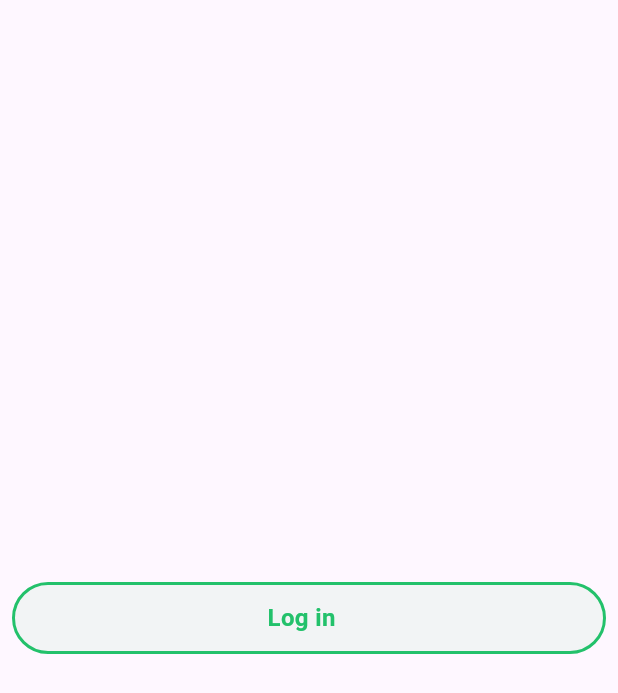
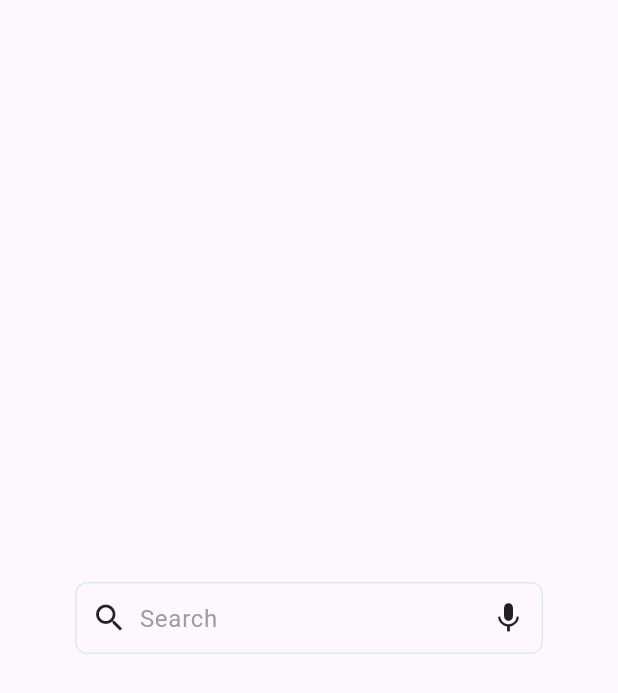
Before and after one commit to dzDev01/plant_store, a Flutter app: the screen it shows after launch, on a phone screen of 412 x 824 dp. Shown: the top 693 px of the screen. Run offline on Flutter 3.47's test engine with Material 3 defaults, Android fonts, the phone set to English and light mode, and no system bars.

Commit message:
- Create Input Field Widget

```diff
--- a/lib/presentation/screens/home_screen.dart
+++ b/lib/presentation/screens/home_screen.dart
@@ -1,6 +1,7 @@
 import 'package:flutter/material.dart';
 import 'package:plant_store/constants/app_colors.dart';
 import 'package:plant_store/presentation/widgets/app_button_widget.dart';
+import 'package:plant_store/presentation/widgets/app_input_field_widget.dart';
 
 class HomeScreen extends StatefulWidget {
   HomeScreen({Key? key}) : super(key: key);
@@ -12,6 +13,8 @@ class HomeScreen extends StatefulWidget {
 }
 
 class _HomeScreenState extends State<HomeScreen> {
+  final TextEditingController controller = TextEditingController();
+
   @override
   void initState() {
     super.initState();
@@ -26,14 +29,13 @@ class _HomeScreenState extends State<HomeScreen> {
   Widget build(BuildContext context) {
     return Scaffold(
       body: Padding(
-        padding: const EdgeInsets.all(8.0),
+        padding: const EdgeInsets.all(50),
         child: Center(
-          child: AppButtonWidget(
-            buttonColor: AppColors.appGrey,
-            title: "Log in",
-            titleColor: AppColors.appGreen500,
-            useBorder: true,
-            onTap: () {},
+          child: AppInputFieldWidget(
+            hint: "Search",
+            controller: controller,
+            leading: Icon(Icons.search),
+            action: Icon(Icons.mic),
           ),
         ),
       ),
--- /dev/null
+++ b/lib/presentation/widgets/app_input_field_widget.dart
@@ -0,0 +1,53 @@
+import 'package:flutter/material.dart';
+import 'package:flutter/services.dart';
+import 'package:plant_store/constants/app_colors.dart';
+
+class AppInputFieldWidget extends StatelessWidget {
+  final String hint;
+  final TextEditingController controller;
+  final Widget? leading;
+  final Widget? action;
+
+  AppInputFieldWidget({
+    Key? key,
+    required this.hint,
+    this.leading,
+    this.action,
+    required this.controller,
+  }) : super(key: key);
+
+  @override
+  Widget build(BuildContext context) {
+    return Container(
+      width: double.infinity,
+      height: 48,
+      padding: const EdgeInsets.symmetric(horizontal: 10),
+      decoration: BoxDecoration(
+        border: Border.all(color: AppColors.appGreen100),
+        borderRadius: BorderRadius.circular(8),
+      ),
+      child: Row(
+        children: [
+          leading == null ? Container() : leading!,
+          const SizedBox(width: 8),
+          Expanded(
+            child: TextField(
+              controller: controller,
+              cursorColor: AppColors.appGrey,
+              decoration: InputDecoration(
+                border: InputBorder.none,
+                hintText: hint,
+                hintStyle: TextStyle(
+                  fontSize: 16,
+                  color: Colors.grey.shade500,
+                  fontWeight: FontWeight.w400,
+                ),
+              ),
+            ),
+          ),
+          action == null ? Container() : action!,
+        ],
+      ),
+    );
+  }
+}
```
